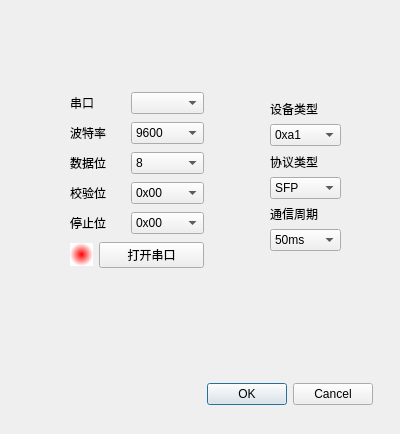
Before: the Qt Designer form setwindow.ui in jiaqingnb/serial_emulation, drawn with Qt 5.
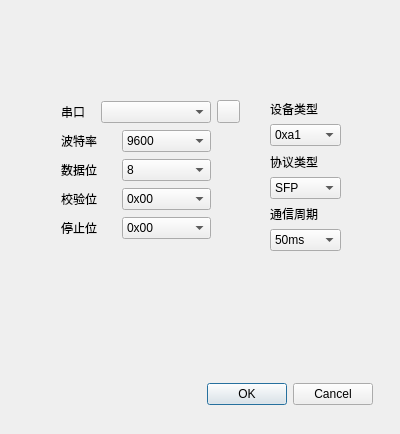
After: the same form once the commit is applied. Icons and pictures are not drawn.

Commit message: 增加刷新按扭，动态识别系统串口

Patch:
```diff
--- a/setwindow.ui
+++ b/setwindow.ui
@@ -197,12 +197,14 @@
   <widget class="QWidget" name="">
    <property name="geometry">
     <rect>
-     <x>70</x>
-     <y>90</y>
-     <width>134</width>
-     <height>182</height>
+     <x>61</x>
+     <y>100</y>
+     <width>179</width>
+     <height>142</height>
     </rect>
    </property>
+   <layout class="QHBoxLayout" name="horizontalLayout">
+    <item>
    <layout class="QVBoxLayout" name="verticalLayout_3">
     <item>
      <layout class="QHBoxLayout" name="horizontalLayout_6">
@@ -220,7 +222,14 @@
        </widget>
       </item>
       <item>
-       <widget class="QComboBox" name="com1_serialBox"/>
+         <widget class="QComboBox" name="com1_serialBox">
+          <property name="minimumSize">
+           <size>
+            <width>110</width>
+            <height>0</height>
+           </size>
+          </property>
+         </widget>
       </item>
      </layout>
     </item>
@@ -398,10 +407,12 @@
       </item>
      </layout>
     </item>
+     </layout>
+    </item>
     <item>
-     <layout class="QHBoxLayout" name="horizontalLayout_7">
+     <layout class="QVBoxLayout" name="verticalLayout_4">
       <item>
-       <widget class="QLabel" name="label_8">
+       <widget class="QPushButton" name="flushButton">
         <property name="minimumSize">
          <size>
           <width>23</width>
@@ -415,9 +426,7 @@
          </size>
         </property>
         <property name="styleSheet">
-         <string notr="true">background-color:qradialgradient(spread:pad,cx:0.5,cy:0.5,radius:0.5,fx:0.5,fy:0.5,stop:0 rgba(255,0,0,255),stop:1 rgba(255,255,255,255));
-border-radius:12px;
-</string>
+         <string notr="true">background-image: url(:/cycle/img/1.png);</string>
         </property>
         <property name="text">
          <string/>
@@ -425,17 +434,17 @@
        </widget>
       </item>
       <item>
-       <widget class="QPushButton" name="pushButton_3">
-        <property name="maximumSize">
+       <spacer name="verticalSpacer">
+        <property name="orientation">
+         <enum>Qt::Vertical</enum>
+        </property>
+        <property name="sizeHint" stdset="0">
          <size>
-          <width>120</width>
-          <height>16777215</height>
+          <width>20</width>
+          <height>40</height>
          </size>
         </property>
-        <property name="text">
-         <string>打开串口</string>
-        </property>
-       </widget>
+       </spacer>
       </item>
      </layout>
     </item>
```
Left out of the diff: 4 changed lines with no effect on the pictures. Lines whose indentation alone changed are shown as unchanged. The commit also changes 15 other files.
